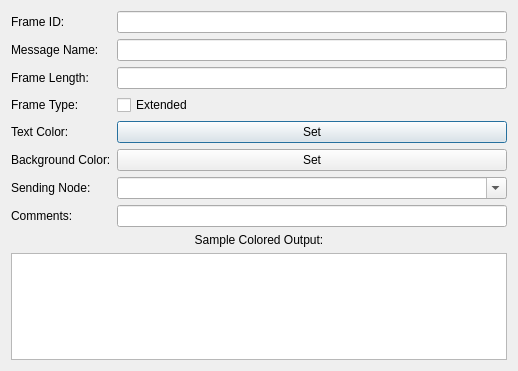
First picture: the form in ui/dbcmessageeditor.ui, repository minoseigenheer/SavvyCAN, before the edit.
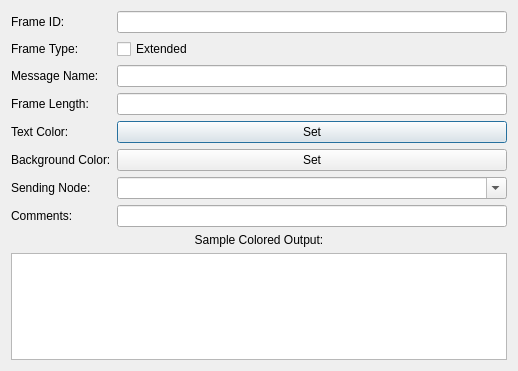
Second picture: the form after the edit.

Commit message: Fix DBC message editor layout: Extended under Frame ID

Patch:
```diff
--- a/ui/dbcmessageeditor.ui
+++ b/ui/dbcmessageeditor.ui
@@ -26,7 +26,7 @@
      <item row="0" column="1">
       <widget class="QLineEdit" name="lineFrameID"/>
      </item>
-     <item row="1" column="1">
+    <item row="2" column="1">
       <widget class="QLineEdit" name="lineMsgName">
        <property name="minimumSize">
         <size>
@@ -36,31 +36,31 @@
        </property>
       </widget>
      </item>
-     <item row="1" column="0">
+    <item row="2" column="0">
       <widget class="QLabel" name="label_2">
        <property name="text">
         <string>Message Name:</string>
        </property>
       </widget>
      </item>
-     <item row="2" column="1">
+    <item row="3" column="1">
       <widget class="QLineEdit" name="lineFrameLen"/>
      </item>
-     <item row="2" column="0">
+    <item row="3" column="0">
       <widget class="QLabel" name="label_3">
        <property name="text">
         <string>Frame Length:</string>
        </property>
       </widget>
      </item>
-     <item row="3" column="0">
+    <item row="1" column="0">
       <widget class="QLabel" name="label_extended">
        <property name="text">
         <string>Frame Type:</string>
        </property>
       </widget>
      </item>
-     <item row="3" column="1">
+    <item row="1" column="1">
       <widget class="QCheckBox" name="checkExtended">
        <property name="text">
         <string>Extended</string>
```
Lines whose indentation alone changed are shown as unchanged.
